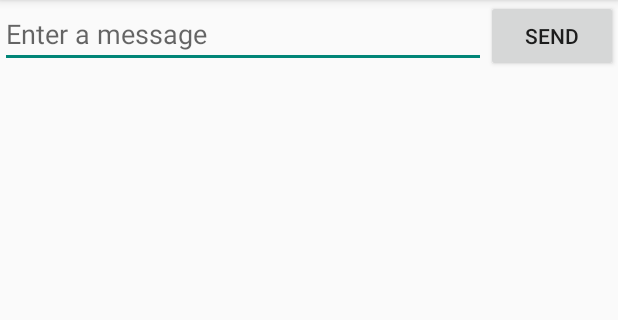
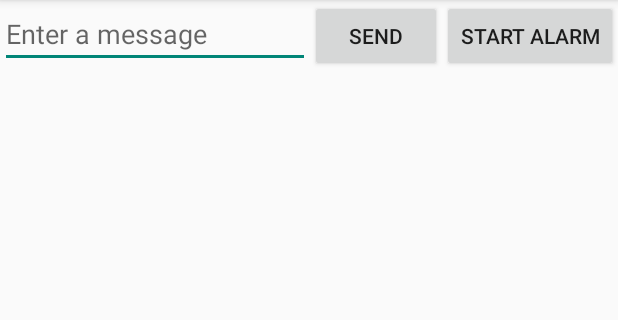
Before and after one commit to colindru/question-app, an Android app: the screen it shows after launch (MainActivity), on a phone screen of 412 x 824 dp, the part 84-404 px from its top. Run offline under Robolectric (Android 15) with nearby library versions, the phone set to English and light mode, and no system bars.

Commit message:
Trying out a simple repeating alarm

```diff
--- a/app/src/main/java/com/example/colin/questionapp/MainActivity.java
+++ b/app/src/main/java/com/example/colin/questionapp/MainActivity.java
@@ -1,5 +1,8 @@
 package com.example.colin.questionapp;
 
+import android.app.AlarmManager;
+import android.app.PendingIntent;
+import android.content.Context;
 import android.content.Intent;
 import android.support.v7.app.ActionBarActivity;
 import android.os.Bundle;
@@ -7,16 +10,25 @@ import android.view.Menu;
 import android.view.MenuItem;
 import android.view.View;
 import android.widget.EditText;
+import android.widget.Toast;
 
 
 public class MainActivity extends ActionBarActivity {
+    // This is stuff for message sending, can delete it eventually
     public static final String PATH = "com.example.colin.questionapp";
     public static final String EXTRA_MESSAGE = PATH + ".MESSAGE";
+
+    // This is stuff for repeating alarm
+    private PendingIntent pendingIntent;
 
     @Override
     protected void onCreate(Bundle savedInstanceState) {
         super.onCreate(savedInstanceState);
         setContentView(R.layout.activity_main);
+
+        // Retrieve a PendingIntent that will perform a broadcast
+        Intent alarmIntent = new Intent(MainActivity.this, AlarmReceiver.class);
+        pendingIntent = PendingIntent.getBroadcast(MainActivity.this, 0, alarmIntent, 0);
     }
 
     @Override
@@ -41,6 +53,18 @@ public class MainActivity extends ActionBarActivity {
         return super.onOptionsItemSelected(item);
     }
 
+    public void startAlarm(View view){
+        AlarmManager manager = (AlarmManager) getSystemService(Context.ALARM_SERVICE);
+        int interval = 8000;
+
+        manager.setInexactRepeating(AlarmManager.RTC_WAKEUP,
+                System.currentTimeMillis(),
+                interval,
+                pendingIntent);
+
+        Toast.makeText(this, "Alarm Set", Toast.LENGTH_SHORT).show();
+    }
+
     // Getting back into it!
     public void sendMessage(View view){
         Intent intent = new Intent(this, DisplayMessageActivity.class);
--- a/app/src/main/res/layout/activity_main.xml
+++ b/app/src/main/res/layout/activity_main.xml
@@ -17,4 +17,10 @@
         android:layout_height="wrap_content"
         android:onClick="sendMessage" />
 
+    <Button
+        android:text="@string/button_start_alarm"
+        android:layout_width="wrap_content"
+        android:layout_height="wrap_content"
+        android:onClick="startAlarm" />
+
 </LinearLayout>
--- a/app/src/main/res/values/strings.xml
+++ b/app/src/main/res/values/strings.xml
@@ -3,6 +3,7 @@
 
     <string name="edit_message">Enter a message</string>
     <string name="button_send">Send</string>
+    <string name="button_start_alarm">Start Alarm</string>
 
     <string name="show_message">Your Message</string>
 
```
Also changed, not shown: app/src/main/java/com/example/colin/questionapp/AlarmReceiver.java (added, +18 -0 lines).
